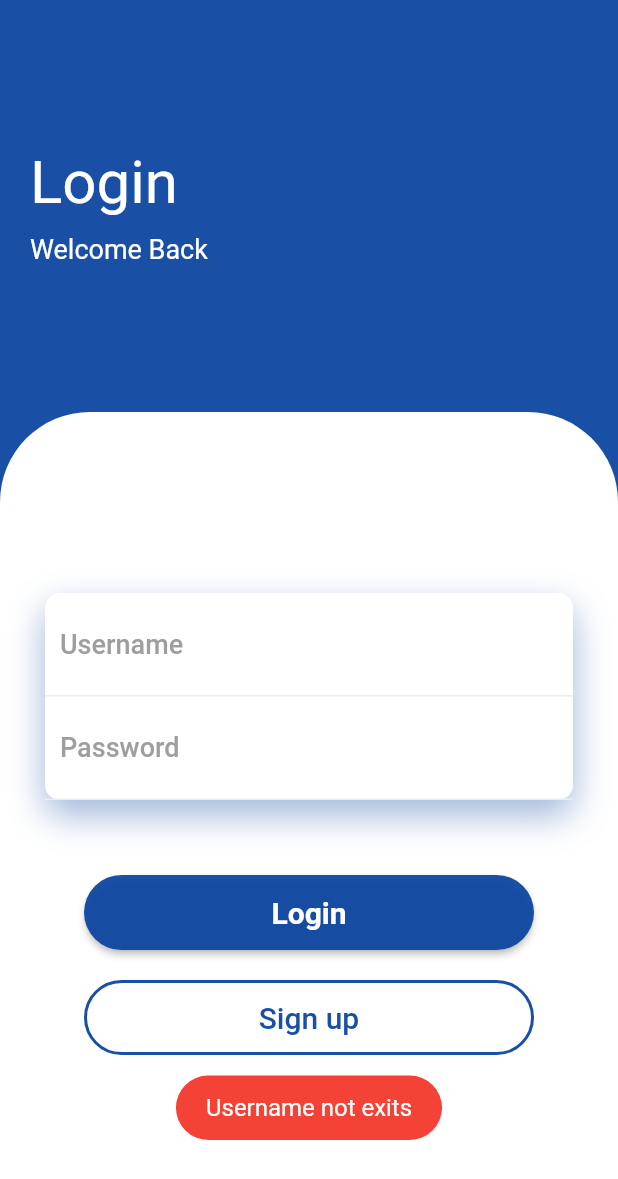
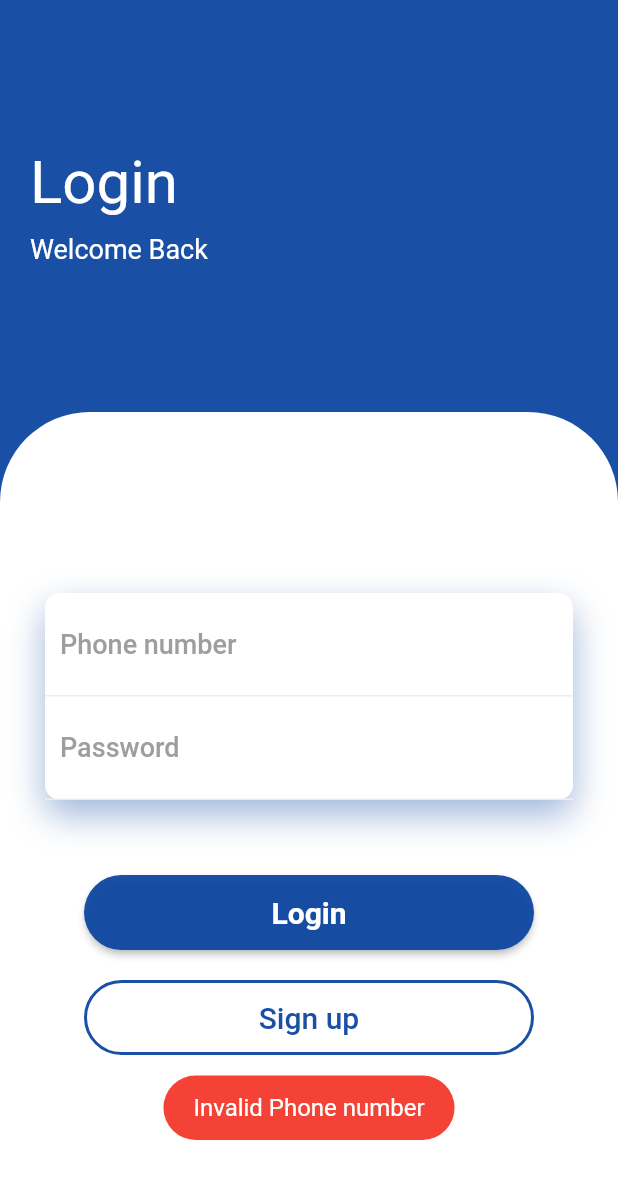
Before and after one commit to ShamilPP/Baitulmaal, a Flutter app: the LoginScreen screen opened directly, after a tap on "Login", on a phone screen of 412 x 824 dp. Shown: the top 1179 px of the screen. Run offline on Flutter 3.47's test engine with Material 2 defaults, Android fonts, the phone set to English and light mode, and no system bars; drawn by our look-alikes of rounded_loading_button; our stand-ins replace cloud_firestore, firebase_core, flutter_spinkit, fluttertoast, numberpicker, percent_indicator and 1 more; accounts and stored records are empty; generated files the repository leaves out were written again.

Commit message:
user can login with phone number

```diff
--- a/lib/service/login_service.dart
+++ b/lib/service/login_service.dart
@@ -1,20 +1,21 @@
 import 'package:baitulmaal/model/response.dart';
 import 'package:baitulmaal/model/user.dart';
 import 'package:baitulmaal/service/firebase_service.dart';
+import 'package:baitulmaal/utils/constants.dart';
 import 'package:baitulmaal/view_model/utils/calculations.dart';
 
 class LoginService {
-  static Future<Response> loginAccount(String username, String password) async {
-    User? user = await FirebaseService.getUserWithUsername(username);
-    if (username == 'admin' && password == await FirebaseService.getAdminPassword()) {
+  static Future<Response> loginAccount(String phone, String password) async {
+    int? phoneNumber = int.tryParse(phone);
+    if (phoneNumber == null || phone.length != 10) return Response(isSuccess: false, value: 'Invalid Phone number');
+    User? user = await FirebaseService.getUserWithPhoneNumber(phoneNumber);
+    if (phoneNumber == Application.ADMIN_PHONE && password == await FirebaseService.getAdminPassword()) {
       // is admin returning admin
       return Response(isSuccess: true, value: 'admin');
-    } else if (username != '') {
-      return Response(isSuccess: false, value: 'Invalid username');
-    } else if (password != '') {
+    } else if (password == '') {
       return Response(isSuccess: false, value: 'Invalid password');
     } else if (user == null) {
-      return Response(isSuccess: false, value: 'Username not exits');
+      return Response(isSuccess: false, value: 'This phone number is not found. Please sign up');
     } else if (password != user.password) {
       return Response(isSuccess: false, value: 'Password is incorrect');
     }
@@ -26,13 +27,13 @@ class LoginService {
       String name, String phoneNumber, String username, String password, String confirmPassword, String monthlyPayment) async {
     if (name != '') {
       return Response(isSuccess: false, value: 'Invalid name');
-    } else if (phoneNumber != '') {
+    } else if (phoneNumber == '') {
       return Response(isSuccess: false, value: 'Invalid phone number');
-    } else if (username != '') {
+    } else if (username == '') {
       return Response(isSuccess: false, value: 'Invalid username');
-    } else if (password != '') {
+    } else if (password == '') {
       return Response(isSuccess: false, value: 'Invalid password');
-    } else if (monthlyPayment != '') {
+    } else if (monthlyPayment == '') {
       return Response(isSuccess: false, value: 'Invalid monthly payment');
     } else if (password != confirmPassword) {
       return Response(isSuccess: false, value: 'Confirm password incorrect');
--- a/lib/utils/constants.dart
+++ b/lib/utils/constants.dart
@@ -2,4 +2,6 @@
 class Application {
   static int updateCode = 31;
   static String webLink = 'https://sio22.web.app/';
+  static const String ADMIN_USERNAME = 'admin';
+  static const int ADMIN_PHONE = 1234567890;
 }
--- a/lib/view/widgets/screen/login/login_container.dart
+++ b/lib/view/widgets/screen/login/login_container.dart
@@ -17,7 +17,7 @@ class LoginContainer extends StatefulWidget {
 }
 
 class _LoginContainerState extends State<LoginContainer> {
-  final TextEditingController usernameController = TextEditingController();
+  final TextEditingController phoneController = TextEditingController();
   final TextEditingController passwordController = TextEditingController();
   final RoundedLoadingButtonController buttonController = RoundedLoadingButtonController();
 
@@ -42,8 +42,8 @@ class _LoginContainerState extends State<LoginContainer> {
                   children: <Widget>[
                     // TextField
                     LoginTextField(
-                      hint: 'Username',
-                      controller: usernameController,
+                      hint: 'Phone number',
+                      controller: phoneController,
                     ),
                     LoginTextField(
                       hint: 'Password',
@@ -104,7 +104,7 @@ class _LoginContainerState extends State<LoginContainer> {
 
   _login(BuildContext context) async {
     AuthenticationProvider provider = Provider.of<AuthenticationProvider>(context, listen: false);
-    bool status = await provider.login(usernameController.text, passwordController.text);
+    bool status = await provider.login(phoneController.text, passwordController.text);
     if (status) {
       buttonController.success();
       await Future.delayed(const Duration(milliseconds: 500));
```
Also changed, not shown: lib/service/firebase_service.dart (+20 -0 lines).
